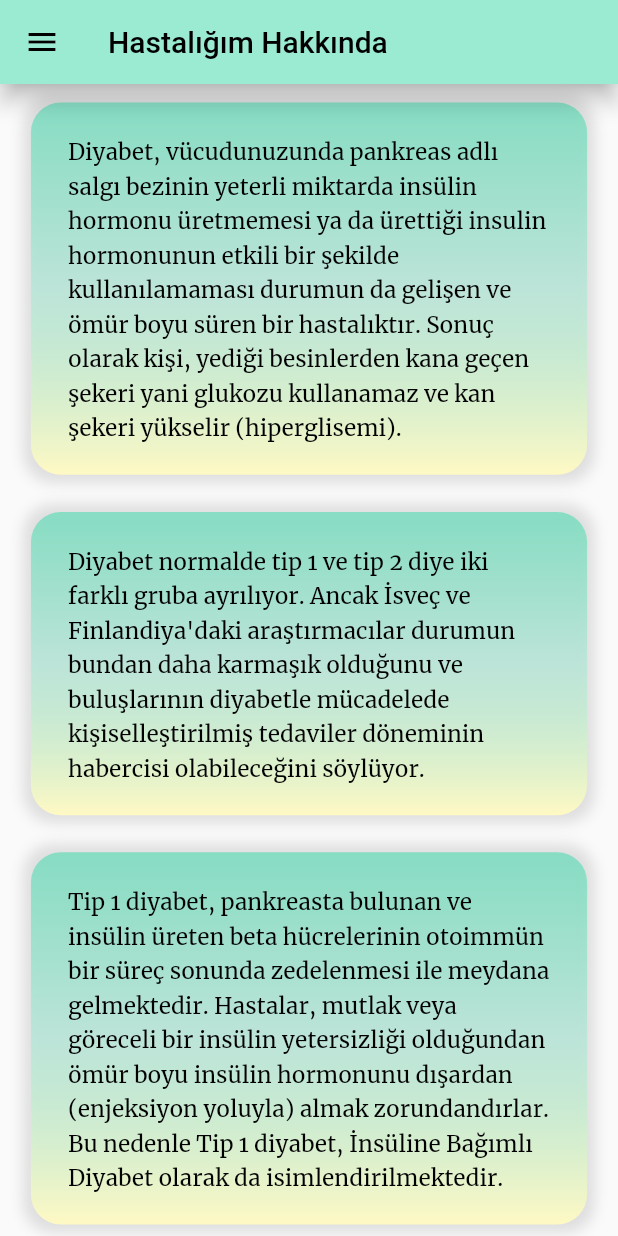
After one commit to rabiaokatan/DiabetesApp, a Flutter app: the AboutDiabetes screen opened directly, on a phone screen of 412 x 824 dp. The commit adds this screen. Run offline on Flutter 3.47's test engine with Material 2 defaults, Android fonts, the light colour scheme and no system bars; our stand-ins replace flip_card, percent_indicator, shimmer.

Commit message:
About Diabetes Screen completed

```diff
--- a/lib/main.dart
+++ b/lib/main.dart
@@ -2,6 +2,7 @@ import 'package:flutter/material.dart';
 import 'package:flutter/rendering.dart';
 import 'package:flutter_diabetes_app/models/side_menu_items.dart';
 import 'package:flutter_diabetes_app/provider/side_menu_provider.dart';
+import 'package:flutter_diabetes_app/screens/about_diabetes_screen.dart';
 import 'package:flutter_diabetes_app/screens/home_screen.dart';
 import 'package:flutter_diabetes_app/screens/nutritional_values_screen.dart';
 import 'package:flutter_diabetes_app/screens/water_tracker_screen.dart';
@@ -65,9 +66,7 @@ class _MainPageState extends State<MainPage> {
       case SideMenuItems.suTakibi:
         return WaterTrackerScreen();
       case SideMenuItems.hastaligimHakkinda:
-        return HomeScreen();
-      case SideMenuItems.ayarlar:
-        return HomeScreen();
+        return AboutDiabetes();
     }
   }
 }
--- /dev/null
+++ b/lib/models/about_diabetes.dart
@@ -0,0 +1,56 @@
+class AboutDiabetes {
+  String? title;
+  String text;
+
+  AboutDiabetes({this.title, required this.text});
+}
+
+List<AboutDiabetes> aboutDiabetesTextsList = [
+  AboutDiabetes(
+    text:
+        'Diyabet, vücudunuzunda pankreas adlı salgı bezinin yeterli miktarda insülin hormonu üretmemesi ya da ürettiği insulin hormonunun etkili bir şekilde kullanılamaması durumun da gelişen ve ömür boyu süren bir hastalıktır. Sonuç olarak kişi, yediği besinlerden kana geçen şekeri yani glukozu kullanamaz ve kan şekeri yükselir (hiperglisemi).',
+  ),
+  AboutDiabetes(
+    text:
+        'Diyabet normalde tip 1 ve tip 2 diye iki farklı gruba ayrılıyor. Ancak İsveç ve Finlandiya\'daki araştırmacılar durumun bundan daha karmaşık olduğunu ve buluşlarının diyabetle mücadelede kişiselleştirilmiş tedaviler döneminin habercisi olabileceğini söylüyor.',
+  ),
+  AboutDiabetes(
+    text:
+        'Tip 1 diyabet, pankreasta bulunan ve insülin üreten beta hücrelerinin otoimmün bir süreç sonunda zedelenmesi ile meydana gelmektedir. Hastalar, mutlak veya göreceli bir insülin yetersizliği olduğundan ömür boyu insülin hormonunu dışardan (enjeksiyon yoluyla) almak zorundandırlar. Bu nedenle Tip 1 diyabet, İnsüline Bağımlı Diyabet olarak da isimlendirilmektedir.',
+  ),
+  AboutDiabetes(
+    text:
+        'Genel olarak toplumdaki diyabet vakalarının %10\'unu Tip 1 diyabet vakaları oluştumaktadır. Çocukluk çağında Tip 1 diyabet sıklığı ülkeler (bölgeler) arasında farklılık göstermekte ve her yıl 15 yaş altındaki 100.000 çocuktan 1-42\'sinde diyabet gelişmektedir. Tip 1 diyabet genel olarak kuzey ülkelerinde daha sık görülmektedir.',
+  ),
+  AboutDiabetes(
+    title: 'Tip 1 Diyabet Neden Olur?',
+    text:
+        'Sağlıklı bireylerde vücudu dışarıdan gelen yabancı etkenlere karşı korumakta görevli bir bağışıklık sistemi bulunur. Bu sistemin  virüs, aşılanma, ilaç, fizik veya psişik stres gibi herhangi bir nedenle normalden sapması sonucu kendi hücrelerini yabancı olarak algılaması, onlara saldırması ve tahrip etmesiyle meydana gelen hastalıklara “otoimmün hastalıklar” denir. Tip 1 diyabet de otoimmün hastalıklar grubuna dahildir. Bilinmeyen bir nedenle harekete geçen bağışıklık sistemi, insülin yapımını üstlenen pankreas beta hücrelini tahrip etmektedir. Bu tahribat %80\’in üzerine ulaştığında hastalık belirtileri ortaya çıkar.',
+  ),
+  AboutDiabetes(
+    title: 'Egzersizde Dikkat Edilecek Hususlar Nelerdir?',
+    text:
+        'Diyabet tedavisinde kişiye uygun olan egzersiz tipi ve programı uygulanmalıdır. Egzersize başlarken süre kısa tutulmalı (günde 5-10 dakikayla başlanmalı) ve giderek arttırılmalıdır. Egzersiz her gün düzenli olarak yapılmalı, egzersiz sırasında pamuklu çoraplar tercih edilmelidir.Egzersiz esnasında aktif olarak çalışacak kasların olduğu bölgelere insülin yapılmamalı, aç karnına egzersize başlanmamalıdır.\n\nEgzersiz sırasında meydana gelebilecek kan şekeri düşmelerine karşı dikkatli olunmalı ve kan şekeri ölçülmelidir. Egzersiz sırasında oluşabilecek hipoglisemi riskine karşın mutlaka basit şeker içeren besinler; (Kesme şeker, şeker tableti veya meyve suyu v.s.) bulundurmaya dikkat edilmelidir.',
+  ),
+  AboutDiabetes(
+    title: 'Kan Şekeri Düştüğünde Neler Yapılmalıdır?',
+    text:
+        'Kan şekerinin düşmesi de yükselmesi gibi acil müdahale gerektiren önemli bir durumdur. Bu nedenle diyabetli kişi bir kolye, bilezik ya da saat kayışında diyabet kimliği taşımalıdır. Diyabetli kişinin bir öğün ya da ara öğün geciktirmesi ya da her zamankinden fazla hareket yaparak fazla enerji harcaması sonucunda oluşabilecek hipoglisemi durumunda diyabetli bireyde terleme, titreme, renk solukluğu, sinirlik, huzursuzluk fark edilir. Gerekli önlemler alınmazsa uyum güçlüğü sonra da şuur kaybı oluşabilir.\n\nHipoglisemide yapılması gerek tedavi şekli diyabetli kişide gözlenen belirtileri göre değişir. Belirtilerin hafif olduğu durumlarda 5-6 adet kesme şekeri bir bardak ılık suda eritilip içirilir ya da 1 büyük çay bardağı şekerli meyve suyu verilebilir. İyileşme belirtileri görülmezse 2 çay kaşığı dolusu şeker ya da 5-6 adet kesme şeker az miktarda suda eritilip küçük yudumlar halinde içirilmelidir. Şuur kaybını olduğu hipoglisemide ise ağızdan şeker veya şekerli su verilemez. Bu durumda kas içine glukagon enjeksiyonu gereklidir ve bu iğnenin yapılması hayati önem taşır. ',
+  ),
+  AboutDiabetes(
+    title: 'Kan Şekeri Yükseldiğinde Neler Yapılmalıdır?',
+    text: 'Sık idrara çıkma, ağız kuruluğu, çok su içme, ciltte kuruma ve yaralarda geç iyileşme, halsizlik, yorgunluk ve zayıflama belirtileri olan diyabetlide kan şekeri yüksek demektir. Bu durumda yapılması gerekenler, kullanılan insülinin son kullanım tarihinin, dozunun, uygulama tekniğinin doğru olup almadığının araştırılmasıdır. Bol su içildiği, önerilen insülin rejimine ve beslenme planına uyumun tam olmasına rağmen hiperglisemi sürüyorsa diyabetli birey derhal doktoruna başvurmalıdır.',
+  ),
+  AboutDiabetes(
+    title: 'Tip 1 Diyabet Tedavisindeki Yenilikler Nelerdir?',
+    text: 'Günümüzde tip 1 diyabetin tedavisinde insülin yerine adacık dokusu ya da pankreas nakli gündeme gelmiştir. Ancak bu nakillerde en büyük sorun doku reddidir ve doku reddini önlemek için immunsüpressif denilen, önemli yan etkileri olan pahalı ilaçlar kullanılmaktadır. Bu nedenle adacık nakli tedavisine kesin çözüm olarak bakan araştırmacılar daha az zararlı immunsüpressif ilaç arayışı içindedirler.',
+  ),
+  AboutDiabetes(
+    title: 'Tip 2 Diyabet Tedavisinin Esasları Nelerdir?',
+    text: 'Birinci basamak tedavi planında medikal beslenme tedavisi yani beslenme alışkanlıklarının düzenlenmesi, yaşam tarzının değiştirilmesi, egzersiz programlarının uygulamaya koyulması yer almaktadır. Eğer, bu tedavi planına uyulmasına rağmen kan şekeri normal sınırlar içinde tutulamazsa ağızdan hap olarak alınan şeker düşürücü ilaçlar tedaviye eklenir. Ancak bazı Tip 2 diyabetliler kan şekeri düzeyini normal sınırlar içinde tutabilmek için insüline ihtiyaç duyulabilir. Bu durumlarda uygun dozda yapılan insülin enjeksiyonları ile tedavi desteklenir.',
+  ),
+  AboutDiabetes(
+    title: 'Gizli Şeker (Pre-diyabet) Nedir? ',
+    text: 'Eğer bir kişinin kan şekeri düzeyi normalden yüksek olmasına karşın diyabet tanısı koymaya yeterli yükseklikte değilse bu durumda kişi pre-diabetik (gizli şeker hastası) olarak tanımlanır.\nDiyabet Önleme Programına katılan pre-diyabetiklerin %11’inde diyabet gelişmiştir. Bazı çalışmalar pre-diyabetik çoğu kişide 10 yıl içinde Tip 2 diyabet geliştiğini saptamıştır. Yani Pre-diyabet Tip 2 diyabete adaylık durumudur.\n  Pre-diyabetli bireylerde kardiyovasküler hastalık riski kan şekeri normal olan bireylere kıyasla 1.5 kat daha fazladır. Diyabetli bireylerde ise 2-4 kat fazladır. Pre-diyabetli bireyler yaşam tarzı değişiklikleri sayesinde prediyabetli olmayı önleyebilir ve geçiktirebilir.',
+  ),
+];
--- a/lib/models/side_menu_items.dart
+++ b/lib/models/side_menu_items.dart
@@ -4,5 +4,4 @@ enum SideMenuItems{
   besinDegerleri,
   suTakibi,
   hastaligimHakkinda,
-  ayarlar
 }
--- /dev/null
+++ b/lib/screens/about_diabetes_screen.dart
@@ -0,0 +1,86 @@
+import 'package:flutter/material.dart';
+import 'package:flutter_diabetes_app/models/about_diabetes.dart';
+import 'package:flutter_diabetes_app/responsive.dart';
+import 'package:flutter_diabetes_app/screens/constants.dart';
+import 'package:flutter_diabetes_app/widget/side_menu.dart';
+
+class AboutDiabetes extends StatelessWidget {
+  const AboutDiabetes({Key? key}) : super(key: key);
+
+  @override
+  Widget build(BuildContext context) {
+    final Size _size = MediaQuery.of(context).size;
+    final bool isMobile = Responsive.isMobile(context);
+    final bool isTablet = Responsive.isTablet(context);
+    final bool isDesktop = Responsive.isDesktop(context);
+
+    return SafeArea(
+      child: Scaffold(
+        drawer: SideMenu(),
+        appBar: AppBar(
+          toolbarHeight: isDesktop ? 0 : 56,
+          title: Text(
+            'Hastalığım Hakkında',
+            style: TextStyle(color: Colors.black, fontSize: isTablet ? 24 : 20),
+          ),
+          backgroundColor: isDesktop ? Colors.transparent : kDoubleLightColor,
+          elevation: isDesktop ? 0 : 6,
+          iconTheme: IconThemeData(
+              color: isDesktop ? Colors.transparent : Colors.black),
+        ),
+        body: ListView.builder(
+            itemCount: aboutDiabetesTextsList.length,
+            itemBuilder: (context, index) {
+              return Padding(
+                padding: EdgeInsets.symmetric(
+                    vertical: _size.height * 0.015,
+                    horizontal: _size.width * 0.05),
+                child: Container(
+                  decoration: BoxDecoration(
+                    borderRadius: BorderRadius.circular(20),
+                    gradient: LinearGradient(
+                      begin: Alignment.topCenter,
+                      end: Alignment.bottomCenter,
+                      colors: [
+                        kLightColor.withOpacity(0.5),
+                        kDoubleLightColor.withOpacity(0.5),
+                        Colors.yellow.shade100
+                      ],
+                    ),
+                    boxShadow: [
+                      BoxShadow(
+                        color: Colors.grey.withOpacity(0.3),
+                        spreadRadius: 5,
+                        blurRadius: 7,
+                      ),
+                    ],
+                  ),
+                  child: Padding(
+                    padding: EdgeInsets.symmetric(
+                        vertical: _size.height * 0.025,
+                        horizontal: _size.width * 0.06),
+                    child: Column(
+                      children: [
+                        aboutDiabetesTextsList[index].title!=null ?
+                          Padding(
+                            padding: EdgeInsets.only(bottom:_size.height*0.01),
+                            child: Text(
+                            aboutDiabetesTextsList[index].title!,
+                            style: TextStyle(fontWeight: FontWeight.w600, fontSize: 15,height: 1.5),
+                            textAlign: TextAlign.center,
+                        ),
+                          ): SizedBox(height: 0,),
+                        Text(
+                          aboutDiabetesTextsList[index].text,
+                          style: TextStyle(fontWeight: FontWeight.w500, fontSize: 15,height: 1.5),
+                        ),
+                      ],
+                    ),
+                  ),
+                ),
+              );
+            }),
+      ),
+    );
+  }
+}
--- a/lib/screens/nutritional_values_screen.dart
+++ b/lib/screens/nutritional_values_screen.dart
@@ -161,7 +161,8 @@ class _NutritionalValuesScreenState extends State<NutritionalValuesScreen> {
                                     color: MaterialStateProperty.resolveWith<Color>(
                                         (Set<MaterialState> states) {
                                       if (item.id % 2 == 0)
-                                        return Colors.grey.shade300;
+                                       return kDoubleLightColor.withOpacity(0.5);
+                                        //return Colors.grey.shade300;
                                       return Colors
                                           .transparent; // Use the default value.
                                     }),
--- a/lib/screens/water_tracker_screen.dart
+++ b/lib/screens/water_tracker_screen.dart
@@ -51,7 +51,8 @@ class _WaterTrackerScreenState extends State<WaterTrackerScreen> {
       }
     }
 
-    return Scaffold(
+    return SafeArea(
+      child: Scaffold(
         drawer: SideMenu(),
         appBar: AppBar(
           toolbarHeight: isDesktop ? 0 : 56,
@@ -211,6 +212,7 @@ class _WaterTrackerScreenState extends State<WaterTrackerScreen> {
           ),
         ),
         floatingActionButtonLocation: FloatingActionButtonLocation.endDocked,
+      ),
     );
   }
 }
--- a/lib/widget/back_recipe_card.dart
+++ b/lib/widget/back_recipe_card.dart
@@ -62,7 +62,7 @@ class BackRecipeCard extends StatelessWidget {
                     onPressed: () => _onPressed(context),
                     child: Text(
                       'Tarifi Görüntüle',
-                      style: TextStyle(color: kPrimaryColor, fontSize: 18),
+                      style: TextStyle(color: kPrimaryColor, fontSize: 19, fontWeight:FontWeight.w700, fontFamily: 'Merriweather'),
                     )),
               ],
             ),
@@ -109,7 +109,7 @@ class BackRecipeCard extends StatelessWidget {
                               physics: NeverScrollableScrollPhysics(),
                               shrinkWrap: true,
                               itemCount: recipes[index].ingredients.length,
-                              itemBuilder: (BuildContext context, i) {
+                              itemBuilder: (context, i) {
                                 return Text(
                                   '• ${recipes[index].ingredients[i]}',
                                   overflow: TextOverflow.fade,
@@ -137,7 +137,7 @@ class BackRecipeCard extends StatelessWidget {
                                 //physics: NeverScrollableScrollPhysics(),
                                 shrinkWrap: true,
                                 itemCount: recipes[index].recipe.length,
-                                itemBuilder: (BuildContext context, i) {
+                                itemBuilder: (context, i) {
                                   return Text(
                                     '• ${recipes[index].recipe[i]}',
                                     overflow: TextOverflow.fade,
@@ -158,4 +158,3 @@ class BackRecipeCard extends StatelessWidget {
         });
   }
 }
-//child: Text(recipes[index].name)
--- a/lib/widget/side_menu.dart
+++ b/lib/widget/side_menu.dart
@@ -72,10 +72,6 @@ class _SideMenuState extends State<SideMenu> {
                     iconName: Icons.local_hospital_outlined,
                     title: 'Hastalığım Hakkında',
                     item: SideMenuItems.hastaligimHakkinda),
-                sideMenuButtons(context,
-                    iconName: Icons.settings,
-                    title: 'Ayarlar',
-                    item: SideMenuItems.ayarlar),
               ],
             ),
           ],
```
Lines whose indentation alone changed are shown as unchanged.
